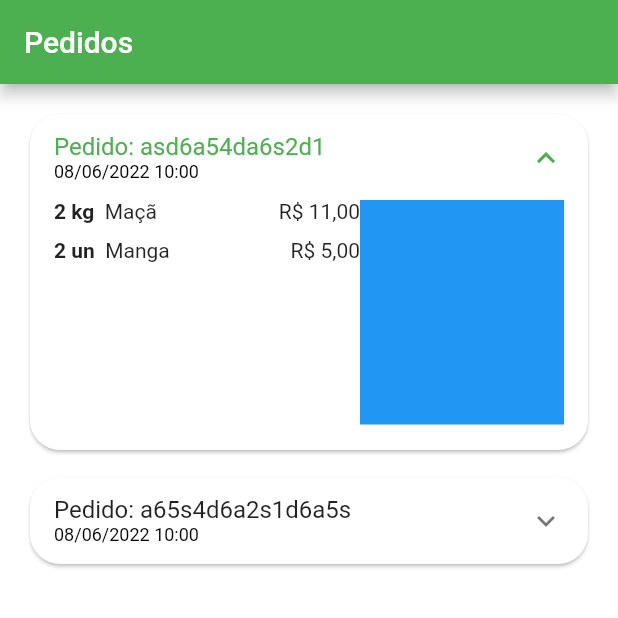
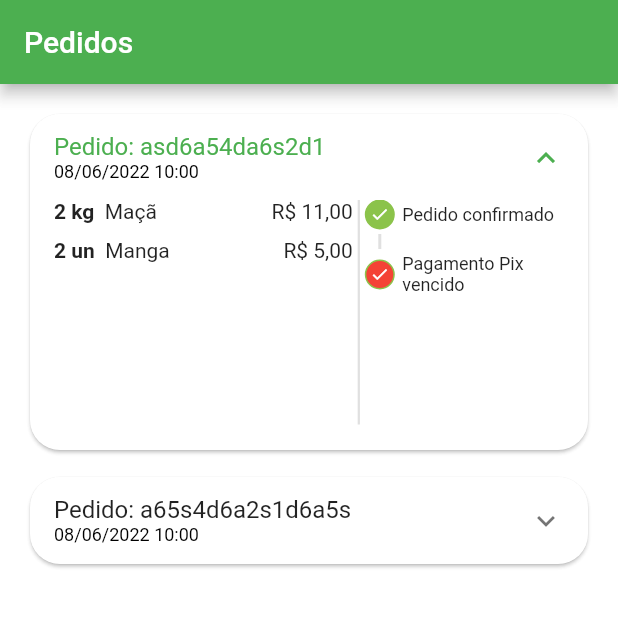
Before and after one commit to MantoDev97/QuitandaVirtual, a Flutter app: the OrdersTab screen opened directly, after a tap on an icon or button, on a phone screen of 412 x 824 dp, the top half of it. Run offline on Flutter 3.47's test engine with Material 2 defaults, Android fonts, the phone set to English and light mode, and no system bars; our stand-ins replace animated_text_kit, badges, mask_text_input_formatter.

Commit message:
Espaçamentos verticais e status corretos

```diff
--- a/lib/src/config/app_data.dart
+++ b/lib/src/config/app_data.dart
@@ -132,7 +132,7 @@ List<OrderModel> orders = [
       '2022-06-08 11:00:10.458',
     ),
     id: 'a65s4d6a2s1d6a5s',
-    status: 'delivered',
+    status: 'refunded',
     total: 11.5,
     items: [
       CartItemModel(
--- /dev/null
+++ b/lib/src/pages/orders/components/order_status_widget.dart
@@ -0,0 +1,125 @@
+import 'package:flutter/material.dart';
+import 'package:greengrocer/src/config/custom_colors.dart';
+
+class OrderStatusWidget extends StatelessWidget {
+  final String status;
+  final bool isOverdue;
+
+  final Map<String, int> allStatus = <String, int>{
+    'pending_payment': 0,
+    'refunded': 1,
+    'paid': 2,
+    'preparing_purchase': 3,
+    'shipping': 4,
+    'delivered': 5
+  };
+
+  int get currentStatus => allStatus[status]!;
+
+  OrderStatusWidget({
+    Key? key,
+    required this.status,
+    required this.isOverdue,
+  }) : super(key: key);
+
+  @override
+  Widget build(BuildContext context) {
+    return Column(
+      crossAxisAlignment: CrossAxisAlignment.start,
+      children: [
+        const _StatusDot(
+          isActive: true,
+          title: 'Pedido confirmado',
+        ),
+        const _CustomDivider(),
+        if (currentStatus == 1) ...[
+          const _StatusDot(
+            isActive: true,
+            title: 'Pix estornado',
+            backgroundColor: Colors.orange,
+          ),
+        ] else if (isOverdue) ...[
+          const _StatusDot(
+            isActive: true,
+            title: 'Pagamento Pix vencido',
+            backgroundColor: Colors.red,
+          ),
+        ],
+      ],
+    );
+  }
+}
+
+class _CustomDivider extends StatelessWidget {
+  const _CustomDivider({Key? key}) : super(key: key);
+
+  @override
+  Widget build(BuildContext context) {
+    return Container(
+      margin: const EdgeInsets.symmetric(
+        horizontal: 9,
+        vertical: 3,
+      ),
+      height: 10,
+      width: 2,
+      color: Colors.grey.shade300,
+    );
+  }
+}
+
+class _StatusDot extends StatelessWidget {
+  final bool isActive;
+  final String title;
+  final Color? backgroundColor;
+
+  const _StatusDot({
+    Key? key,
+    required this.isActive,
+    required this.title,
+    this.backgroundColor,
+  }) : super(key: key);
+
+  @override
+  Widget build(BuildContext context) {
+    return Row(
+      children: [
+        //Dot
+        Container(
+          alignment: Alignment.center,
+          height: 20,
+          width: 20,
+          decoration: BoxDecoration(
+            shape: BoxShape.circle,
+            border: Border.all(
+              color: CustomColors.CustomSwathColor,
+            ),
+            color: isActive
+                ? backgroundColor ?? CustomColors.CustomSwathColor
+                : Colors.transparent,
+          ),
+          child: isActive
+              ? const Icon(
+                  Icons.check,
+                  size: 13,
+                  color: Colors.white,
+                )
+              : const SizedBox.shrink(),
+        ),
+
+        const SizedBox(
+          width: 5,
+        ),
+
+        //Texto
+        Expanded(
+          child: Text(
+            title,
+            style: const TextStyle(
+              fontSize: 12,
+            ),
+          ),
+        ),
+      ],
+    );
+  }
+}
--- a/lib/src/pages/orders/components/order_tile.dart
+++ b/lib/src/pages/orders/components/order_tile.dart
@@ -1,6 +1,7 @@
 import 'package:flutter/material.dart';
 import 'package:greengrocer/src/models/cart_item_model.dart';
 import 'package:greengrocer/src/models/order_model.dart';
+import 'package:greengrocer/src/pages/orders/components/order_status_widget.dart';
 import 'package:greengrocer/src/services/utils_services.dart';
 
 class OrderTile extends StatelessWidget {
@@ -44,6 +45,7 @@ class OrderTile extends StatelessWidget {
               height: 150,
               child: Row(
                 children: [
+                  //Lista de prosutos
                   Expanded(
                     flex: 3,
                     child: ListView(
@@ -55,10 +57,20 @@ class OrderTile extends StatelessWidget {
                       }).toList(),
                     ),
                   ),
+
+                  //Divisão
+                  VerticalDivider(
+                    color: Colors.grey.shade300,
+                    thickness: 1.5,
+                    width: 8,
+                  ),
+
+                  //Status do Pedido
                   Expanded(
                     flex: 2,
-                    child: Container(
-                      color: Colors.blue,
+                    child: OrderStatusWidget(
+                      status: order.status,
+                      isOverdue: order.overdueDateTime.isBefore(DateTime.now()),
                     ),
                   ),
                 ],
```
